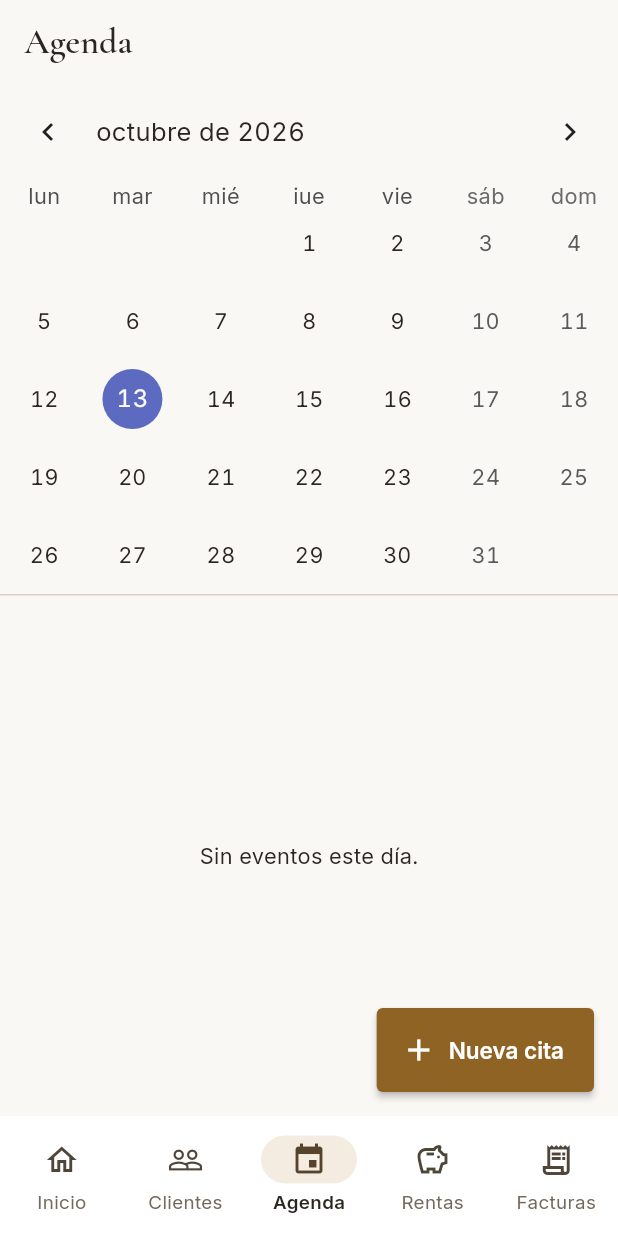
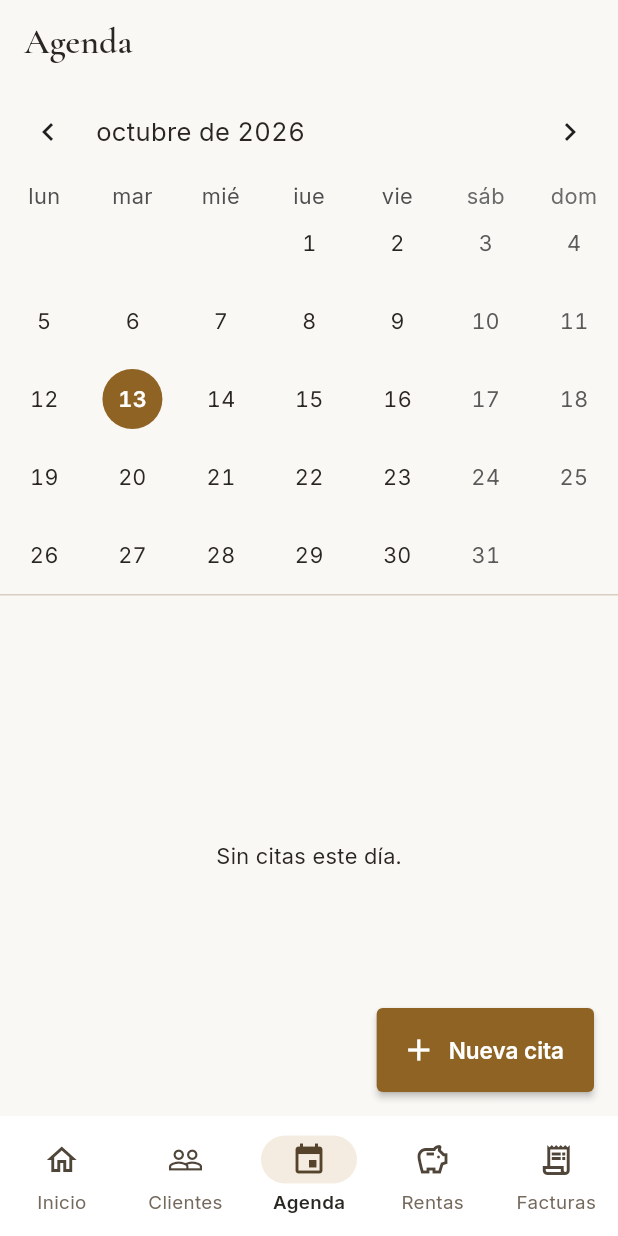
Before and after one commit to AinhoaTomass/tus-juicios, a Flutter app: the screen it shows once a user with an empty profile is signed in, item 3 of the bottom bar chosen, on a phone screen of 412 x 824 dp. Run offline on Flutter 3.47's test engine with Material 3 defaults, Android fonts, the phone set to English and light mode, and no system bars; drawn by our look-alikes of table_calendar; our stand-ins replace file_picker, flutter_local_notifications, flutter_riverpod, go_router, google_fonts, pdf and 5 more; accounts and stored records are empty; generated files the repository leaves out were written again.

Commit message:
Pulir Agenda, filtros y tarjetas de resumen
- Calendario con los colores del tema (sin el azul por defecto).
- Filtros en varias líneas cuando no caben (no se podían alcanzar con
  el ratón).
- "Nueva cita": opciones cortas (Cliente / Nuevo / Otro) bajo
  "¿Con quién es la cita?".
- Agenda dice "cita" en todos los textos, no "evento".
- Las etiquetas de las tarjetas de resumen se reducen en vez de cortarse.

Co-Authored-By: Claude Opus 5.5 <noreply@anthropic.com>

```diff
--- a/lib/features/agenda/presentation/agenda_screen.dart
+++ b/lib/features/agenda/presentation/agenda_screen.dart
@@ -3,6 +3,7 @@ import 'package:flutter_riverpod/flutter_riverpod.dart';
 import 'package:go_router/go_router.dart';
 import 'package:table_calendar/table_calendar.dart';
 
+import '../../../core/theme/app_theme.dart';
 import '../../../core/widgets/estado_chip.dart';
 import '../../../core/widgets/hairline_card.dart';
 import '../domain/evento.dart';
@@ -48,6 +49,8 @@ class _AgendaScreenState extends ConsumerState<AgendaScreen> {
 
           final eventosSeleccionados = eventosDelDia(_diaSeleccionado);
 
+          final colores = AppTheme.of(context);
+
           return Column(
             children: [
               TableCalendar<Evento>(
@@ -65,13 +68,37 @@ class _AgendaScreenState extends ConsumerState<AgendaScreen> {
                   });
                 },
                 onPageChanged: (enfocado) => _mesEnfocado = enfocado,
-                calendarStyle: const CalendarStyle(outsideDaysVisible: false),
+                // Colores del tema en vez del azul por defecto del paquete:
+                // hoy con un círculo dorado suave, el día elegido relleno.
+                calendarStyle: CalendarStyle(
+                  outsideDaysVisible: false,
+                  todayDecoration: BoxDecoration(
+                    color: colores.accent.withValues(alpha: 0.18),
+                    shape: BoxShape.circle,
+                  ),
+                  todayTextStyle: TextStyle(
+                    color: colores.ink,
+                    fontWeight: FontWeight.w600,
+                  ),
+                  selectedDecoration: BoxDecoration(
+                    color: colores.accentInk,
+                    shape: BoxShape.circle,
+                  ),
+                  selectedTextStyle: TextStyle(
+                    color: Theme.of(context).colorScheme.onPrimary,
+                    fontWeight: FontWeight.w600,
+                  ),
+                  markerDecoration: BoxDecoration(
+                    color: colores.accent,
+                    shape: BoxShape.circle,
+                  ),
+                ),
                 headerStyle: const HeaderStyle(formatButtonVisible: false),
               ),
               const Divider(height: 1),
               Expanded(
                 child: eventosSeleccionados.isEmpty
-                    ? const Center(child: Text('Sin eventos este día.'))
+                    ? const Center(child: Text('Sin citas este día.'))
                     : ListView.separated(
                         padding: const EdgeInsets.fromLTRB(16, 16, 16, 96),
                         itemCount: eventosSeleccionados.length,
@@ -89,7 +116,7 @@ class _AgendaScreenState extends ConsumerState<AgendaScreen> {
                                       Text(
                                         evento.clienteNombre ??
                                             evento.descripcion ??
-                                            'Evento personal',
+                                            'Cita personal',
                                         style: Theme.of(context).textTheme.titleMedium,
                                       ),
                                       if (evento.clienteNombre != null &&
--- a/lib/features/inicio/presentation/inicio_screen.dart
+++ b/lib/features/inicio/presentation/inicio_screen.dart
@@ -176,7 +176,7 @@ class _InicioScreenState extends ConsumerState<InicioScreen> {
               final deEventos = eventos.where((e) => esHoyOPosterior(e.fecha, ahora)).map<_ItemProximo>(
                     (e) => (
                       fecha: e.fecha,
-                      cliente: e.clienteNombre ?? e.descripcion ?? 'Evento personal',
+                      cliente: e.clienteNombre ?? e.descripcion ?? 'Cita personal',
                       subtitulo: '${e.fecha.day}/${e.fecha.month}/${e.fecha.year}'
                           '${e.hora != null ? ' · ${e.hora}' : ''}',
                       etiqueta: e.categoria == CategoriaEvento.despacho ? 'Despacho' : 'Personal',
```
Also changed, not shown: lib/core/widgets/filtro_chips.dart (+7 -9 lines), lib/core/widgets/stat_tile.dart (+10 -5 lines), lib/features/agenda/presentation/evento_formulario_screen.dart (+9 -5 lines).
